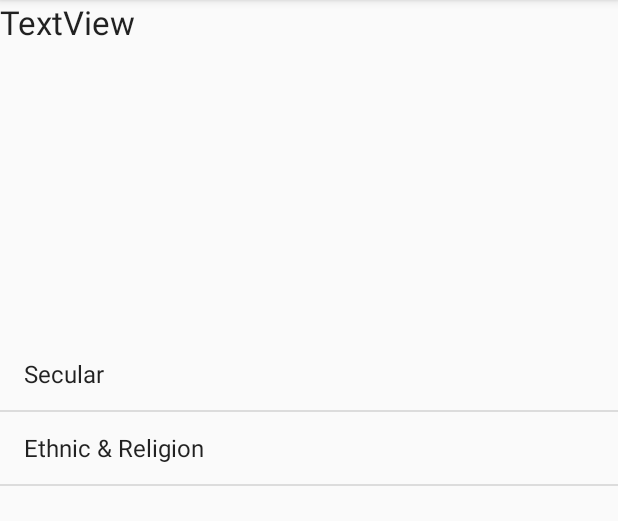
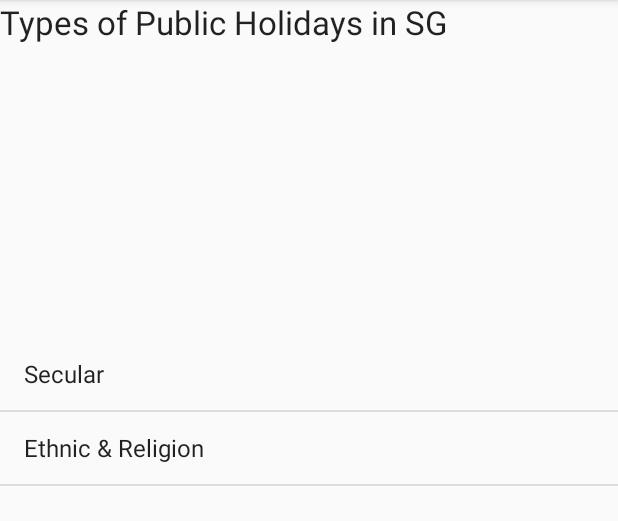
Before and after one commit to dennywongso/P02-Holidays, an Android app: the screen it shows after launch (MainActivity), on a phone screen of 412 x 824 dp, the part 84-605 px from its top. Run offline under Robolectric (Android 15) with nearby library versions, the phone set to English and light mode, and no system bars.

Commit message:
Updated 2.0

```diff
--- a/app/src/main/java/com/example/a15017096/p02_holidays/MainActivity.java
+++ b/app/src/main/java/com/example/a15017096/p02_holidays/MainActivity.java
@@ -23,10 +23,12 @@ public class MainActivity extends AppCompatActivity {
     protected void onCreate(Bundle savedInstanceState) {
         super.onCreate(savedInstanceState);
         setContentView(R.layout.activity_main);
+        tv10 = (TextView)findViewById(R.id.tv10);
         lv = (ListView)findViewById(R.id.lv1);
         al = new ArrayList<String>();
         al.add("Secular");
         al.add("Ethnic & Religion");
+        tv10.setText("Types of Public Holidays in SG");
 
 
         aa = new ArrayAdapter(this, android.R.layout.simple_list_item_1, al);
```
